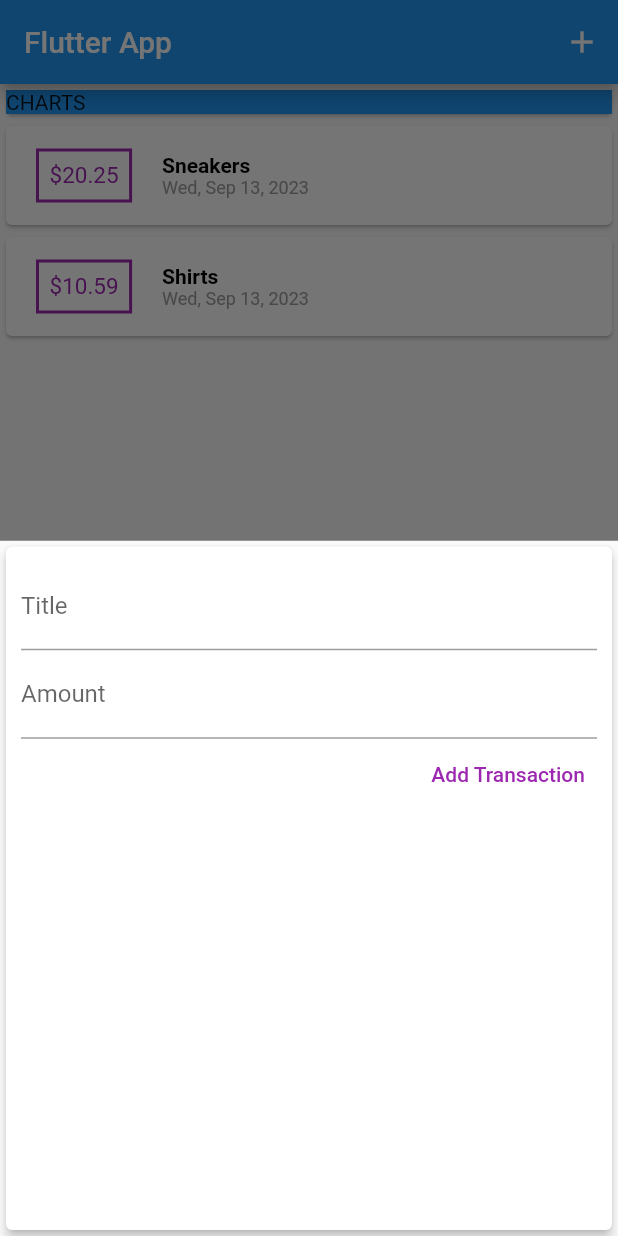
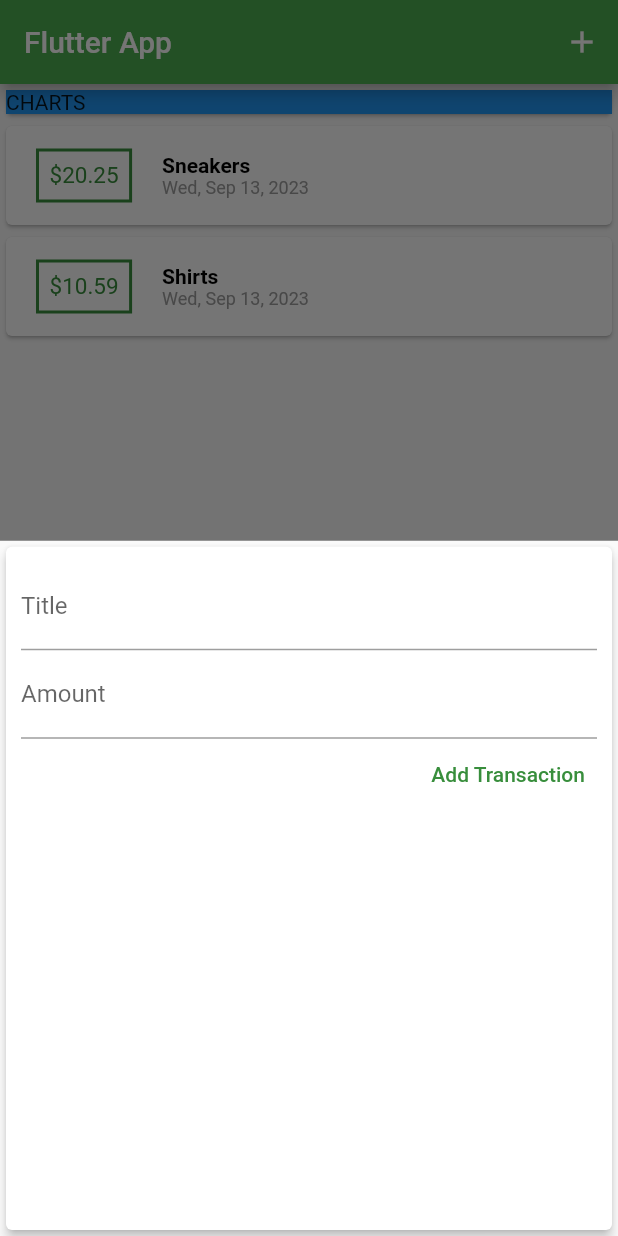
Before and after one commit to RichFlair/expenses-app, a Flutter app: the screen it shows after launch, after a tap on the "add" icon, on a phone screen of 412 x 824 dp. Run offline on Flutter 3.47's test engine with Material 2 defaults, Android fonts, the phone set to English and light mode, and no system bars.

Commit message:
configuring theme

```diff
--- a/lib/main.dart
+++ b/lib/main.dart
@@ -13,10 +13,11 @@ class MyApp extends StatelessWidget {
 
   @override
   Widget build(BuildContext context) {
-    return const MaterialApp(
+    return MaterialApp(
       debugShowCheckedModeBanner: false,
       title: 'Flutter App',
-      home: MyHomePage(),
+      theme: ThemeData(primarySwatch: Colors.green),
+      home: const MyHomePage(),
     );
   }
 }
--- a/lib/widgets/new_transaction.dart
+++ b/lib/widgets/new_transaction.dart
@@ -63,9 +63,11 @@ class _NewTransactionState extends State<NewTransaction> {
             // add transaction
             TextButton(
               onPressed: submitData,
-              child: const Text(
+              child: Text(
                 'Add Transaction',
-                style: TextStyle(color: Colors.purple),
+                style: TextStyle(
+                  color: Theme.of(context).primaryColorDark,
+                ),
               ),
             )
           ],
--- a/lib/widgets/transaction_list.dart
+++ b/lib/widgets/transaction_list.dart
@@ -26,7 +26,7 @@ class TransactionList extends StatelessWidget {
                 ),
                 decoration: BoxDecoration(
                   border: Border.all(
-                    color: Colors.purple,
+                    color: Theme.of(context).primaryColorDark,
                     style: BorderStyle.solid,
                     width: 2,
                   ),
@@ -35,8 +35,8 @@ class TransactionList extends StatelessWidget {
                 // price
                 child: Text(
                   '\$${tx.amount.toStringAsFixed(2)}',
-                  style: const TextStyle(
-                    color: Colors.purple,
+                  style: TextStyle(
+                    color: Theme.of(context).primaryColorDark,
                     fontSize: 15,
                   ),
                 ),
```
